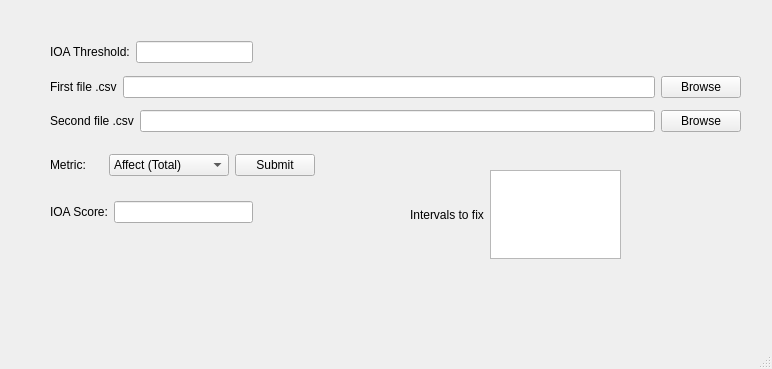
First picture: the form in ioa_gui.ui, repository Intelligent-Robotics-Lab/videoplayer_questionnaire, before the edit.
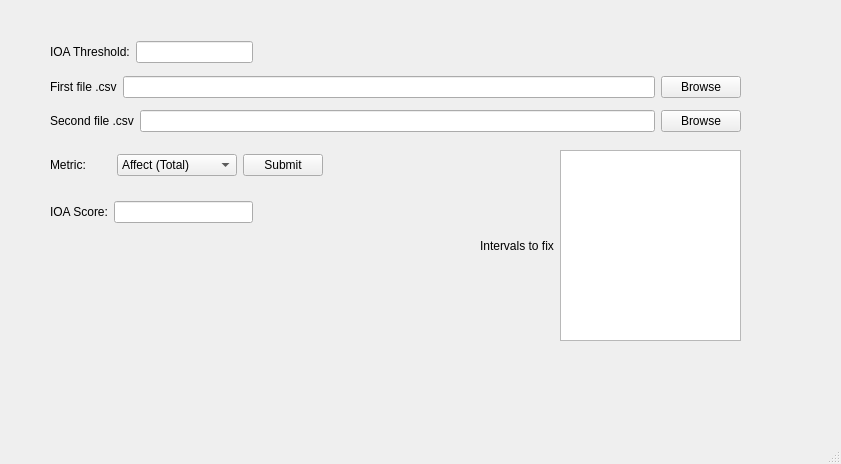
Second picture: the form after the edit.

Commit message: fixed affect ioa score

```diff
--- a/ioa_gui.ui
+++ b/ioa_gui.ui
@@ -6,8 +6,8 @@
    <rect>
     <x>0</x>
     <y>0</y>
-    <width>772</width>
-    <height>369</height>
+    <width>841</width>
+    <height>464</height>
    </rect>
   </property>
   <property name="windowTitle">
@@ -17,10 +17,10 @@
    <widget class="QWidget" name="layoutWidget">
     <property name="geometry">
      <rect>
-      <x>410</x>
-      <y>170</y>
-      <width>211</width>
-      <height>89</height>
+      <x>480</x>
+      <y>150</y>
+      <width>261</width>
+      <height>191</height>
      </rect>
     </property>
     <layout class="QHBoxLayout" name="horizontalLayout_5">
@@ -66,7 +66,7 @@
      </item>
     </layout>
    </widget>
-   <widget class="QWidget" name="">
+   <widget class="QWidget" name="layoutWidget">
     <property name="geometry">
      <rect>
       <x>50</x>
@@ -120,12 +120,12 @@
      </item>
     </layout>
    </widget>
-   <widget class="QWidget" name="">
+   <widget class="QWidget" name="layoutWidget">
     <property name="geometry">
      <rect>
       <x>50</x>
       <y>150</y>
-      <width>265</width>
+      <width>273</width>
       <height>30</height>
      </rect>
     </property>
@@ -183,7 +183,7 @@
      </item>
     </layout>
    </widget>
-   <widget class="QWidget" name="">
+   <widget class="QWidget" name="layoutWidget">
     <property name="geometry">
      <rect>
       <x>50</x>
```
Left out of the diff: 6 changed lines with no effect on the pictures. The commit also changes 2 other files.
